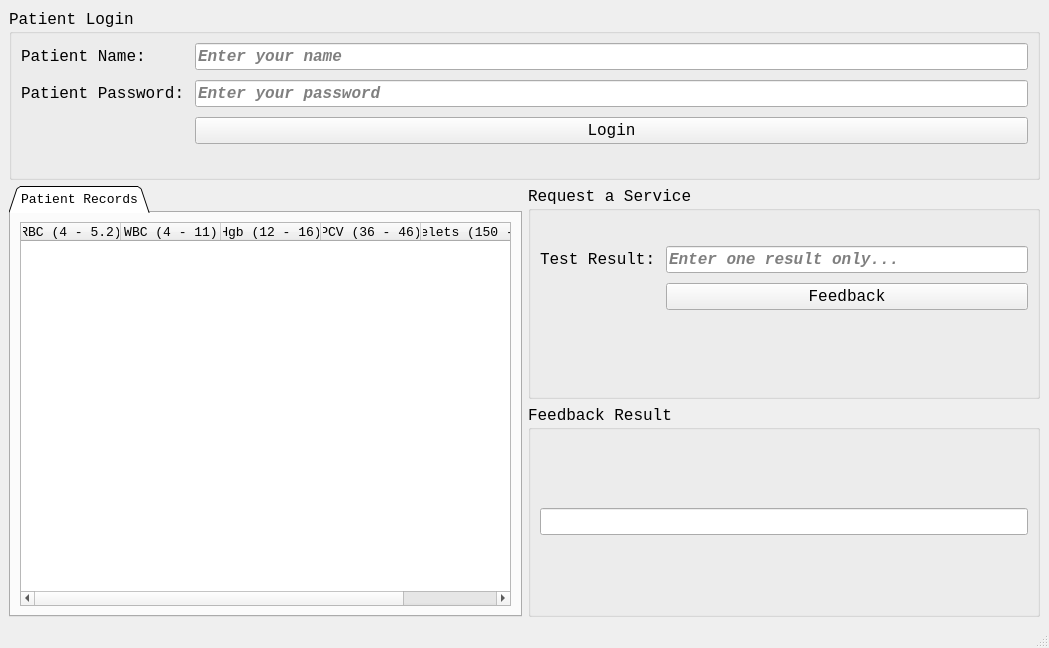
mostafa20223/Network-Socket-Programming, file Patient App/patient_design.ui: the form before one commit.
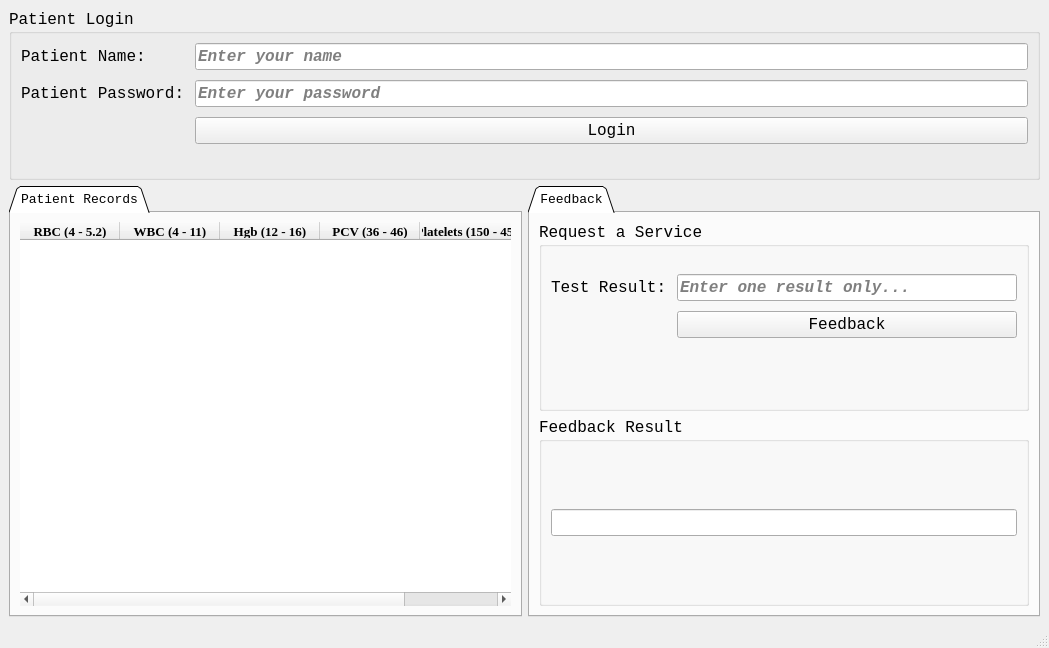
The form after the commit.

Commit message: Patient App

```diff
--- a/Patient App/patient_design.ui
+++ b/Patient App/patient_design.ui
@@ -20,7 +20,7 @@
    <string>Records</string>
   </property>
   <widget class="QWidget" name="centralwidget">
-   <layout class="QGridLayout" name="gridLayout_9">
+   <layout class="QGridLayout" name="gridLayout_10">
     <item row="0" column="0">
      <widget class="QGroupBox" name="UserLogin">
       <property name="font">
@@ -137,6 +137,8 @@
      </widget>
     </item>
     <item row="1" column="0">
+     <layout class="QGridLayout" name="gridLayout_9">
+      <item row="0" column="0">
      <layout class="QGridLayout" name="gridLayout_8">
       <item row="0" column="0">
        <widget class="QTabWidget" name="tabWidget">
@@ -174,6 +176,15 @@
             <property name="autoFillBackground">
              <bool>false</bool>
             </property>
+              <property name="frameShape">
+               <enum>QFrame::Box</enum>
+              </property>
+              <property name="frameShadow">
+               <enum>QFrame::Sunken</enum>
+              </property>
+              <property name="lineWidth">
+               <number>0</number>
+              </property>
             <property name="midLineWidth">
              <number>0</number>
             </property>
@@ -195,7 +206,9 @@
              </property>
              <property name="font">
               <font>
-               <family>Courier New</family>
+                 <family>Times New Roman</family>
+                 <weight>75</weight>
+                 <bold>true</bold>
               </font>
              </property>
             </column>
@@ -205,7 +218,9 @@
              </property>
              <property name="font">
               <font>
-               <family>Courier New</family>
+                 <family>Times New Roman</family>
+                 <weight>75</weight>
+                 <bold>true</bold>
               </font>
              </property>
             </column>
@@ -215,7 +230,9 @@
              </property>
              <property name="font">
               <font>
-               <family>Courier New</family>
+                 <family>Times New Roman</family>
+                 <weight>75</weight>
+                 <bold>true</bold>
               </font>
              </property>
             </column>
@@ -225,7 +242,9 @@
              </property>
              <property name="font">
               <font>
-               <family>Courier New</family>
+                 <family>Times New Roman</family>
+                 <weight>75</weight>
+                 <bold>true</bold>
               </font>
              </property>
             </column>
@@ -235,7 +254,9 @@
              </property>
              <property name="font">
               <font>
-               <family>Courier New</family>
+                 <family>Times New Roman</family>
+                 <weight>75</weight>
+                 <bold>true</bold>
               </font>
              </property>
             </column>
@@ -246,7 +267,79 @@
        </widget>
       </item>
       <item row="0" column="1">
-       <layout class="QGridLayout" name="gridLayout_7">
+         <layout class="QGridLayout" name="gridLayout_7"/>
+        </item>
+       </layout>
+      </item>
+      <item row="0" column="1">
+       <widget class="QTabWidget" name="tabWidget_2">
+        <property name="font">
+         <font>
+          <family>Courier New</family>
+          <pointsize>10</pointsize>
+         </font>
+        </property>
+        <property name="tabShape">
+         <enum>QTabWidget::Triangular</enum>
+        </property>
+        <property name="currentIndex">
+         <number>0</number>
+        </property>
+        <property name="movable">
+         <bool>false</bool>
+        </property>
+        <widget class="QWidget" name="Feedback">
+         <attribute name="title">
+          <string>Feedback</string>
+         </attribute>
+         <layout class="QGridLayout" name="gridLayout_22">
+          <item row="1" column="0">
+           <widget class="QGroupBox" name="UserLogin_3">
+            <property name="font">
+             <font>
+              <family>Courier New</family>
+              <pointsize>12</pointsize>
+             </font>
+            </property>
+            <property name="title">
+             <string>Feedback Result</string>
+            </property>
+            <layout class="QGridLayout" name="gridLayout_5">
+             <item row="0" column="0">
+              <layout class="QGridLayout" name="gridLayout_6">
+               <property name="sizeConstraint">
+                <enum>QLayout::SetNoConstraint</enum>
+               </property>
+               <property name="bottomMargin">
+                <number>0</number>
+               </property>
+               <property name="spacing">
+                <number>10</number>
+               </property>
+               <item row="0" column="0">
+                <widget class="QLineEdit" name="result">
+                 <property name="font">
+                  <font>
+                   <family>Courier New</family>
+                   <pointsize>12</pointsize>
+                   <weight>75</weight>
+                   <italic>true</italic>
+                   <bold>true</bold>
+                  </font>
+                 </property>
+                 <property name="text">
+                  <string/>
+                 </property>
+                 <property name="placeholderText">
+                  <string/>
+                 </property>
+                </widget>
+               </item>
+              </layout>
+             </item>
+            </layout>
+           </widget>
+          </item>
         <item row="0" column="0">
          <widget class="QGroupBox" name="UserLogin_2">
           <property name="font">
@@ -333,54 +426,9 @@
           </layout>
          </widget>
         </item>
-        <item row="1" column="0">
-         <widget class="QGroupBox" name="UserLogin_3">
-          <property name="font">
-           <font>
-            <family>Courier New</family>
-            <pointsize>12</pointsize>
-           </font>
-          </property>
-          <property name="title">
-           <string>Feedback Result</string>
-          </property>
-          <layout class="QGridLayout" name="gridLayout_5">
-           <item row="0" column="0">
-            <layout class="QGridLayout" name="gridLayout_6">
-             <property name="sizeConstraint">
-              <enum>QLayout::SetNoConstraint</enum>
-             </property>
-             <property name="bottomMargin">
-              <number>0</number>
-             </property>
-             <property name="spacing">
-              <number>10</number>
-             </property>
-             <item row="0" column="0">
-              <widget class="QLineEdit" name="result">
-               <property name="font">
-                <font>
-                 <family>Courier New</family>
-                 <pointsize>12</pointsize>
-                 <weight>75</weight>
-                 <italic>true</italic>
-                 <bold>true</bold>
-                </font>
-               </property>
-               <property name="text">
-                <string/>
-               </property>
-               <property name="placeholderText">
-                <string/>
-               </property>
-              </widget>
-             </item>
-            </layout>
-           </item>
-          </layout>
-         </widget>
-        </item>
-       </layout>
+         </layout>
+        </widget>
+       </widget>
       </item>
      </layout>
     </item>
```
Left out of the diff: 3 changed lines with no effect on the pictures. Lines whose indentation alone changed are shown as unchanged. The commit also changes 4 other files.
